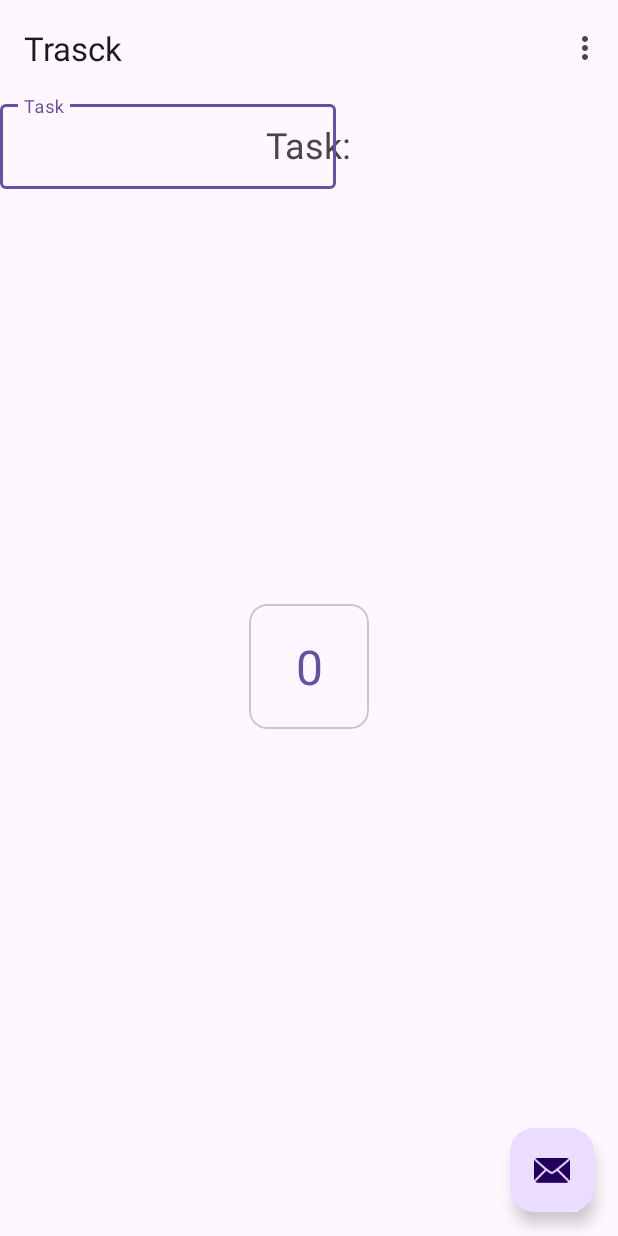
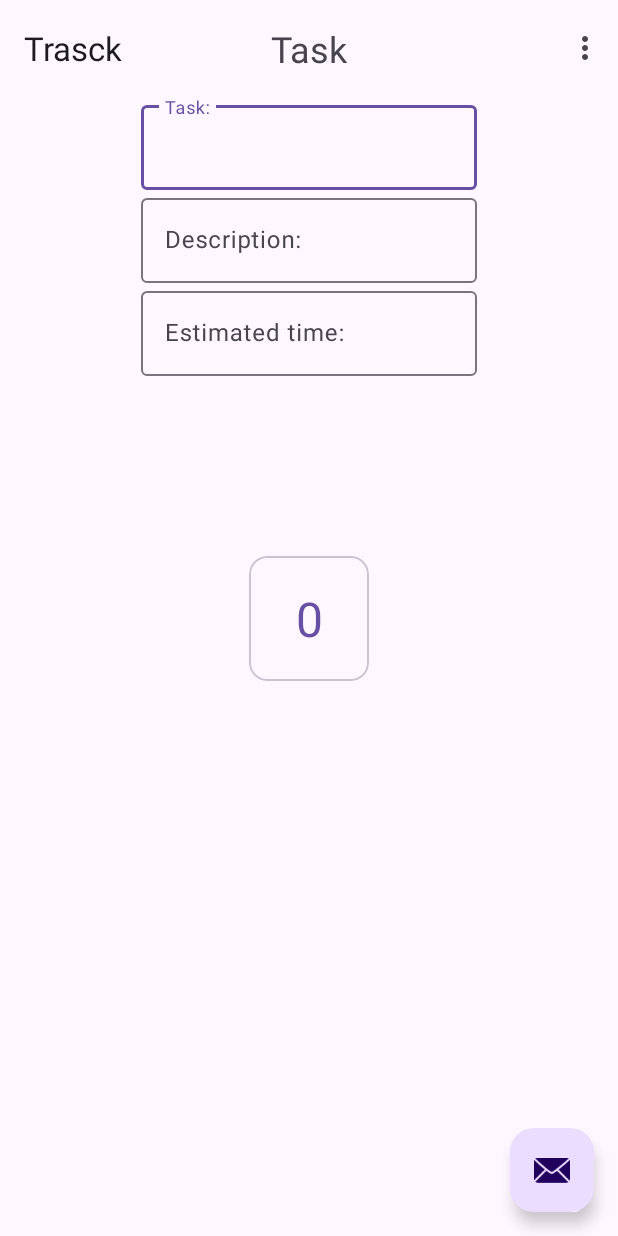
Before and after one commit to sbleier/Trask, an Android app: the TaskActivity screen opened directly, with no data from a screen before it, on a phone screen of 412 x 824 dp. Run offline under Robolectric (Android 15) with nearby library versions, the phone set to English and light mode, and no system bars.

Commit message:
Merge branch 'main' of https://github.com/sbleier/Trasck

```diff
--- a/app/src/main/res/layout/content_task.xml
+++ b/app/src/main/res/layout/content_task.xml
@@ -1,39 +1,71 @@
 <?xml version="1.0" encoding="utf-8"?>
 <androidx.constraintlayout.widget.ConstraintLayout xmlns:android="http://schemas.android.com/apk/res/android"
     xmlns:app="http://schemas.android.com/apk/res-auto"
-    xmlns:tools="http://schemas.android.com/tools"
     android:id="@+id/content_task"
     android:layout_width="match_parent"
-    android:layout_height="match_parent"
-    app:layout_behavior="@string/appbar_scrolling_view_behavior">
+    android:layout_height="match_parent">
 
 
     <TextView
         android:id="@+id/taskTitle"
         android:layout_width="wrap_content"
         android:layout_height="wrap_content"
-        android:text="Task:"
+        android:text="Task"
         android:textSize="24sp"
         android:padding="16dp"
         app:layout_constraintTop_toTopOf="parent"
         app:layout_constraintStart_toStartOf="parent"
         app:layout_constraintEnd_toEndOf="parent" />
 
-    <com.google.android.material.textfield.TextInputLayout
-        android:id="@+id/taskText"
+        <com.google.android.material.textfield.TextInputLayout
+        android:id="@+id/taskInput"
         android:layout_width="wrap_content"
         android:layout_height="wrap_content"
-        android:hint="Task"
+        android:hint="Task:"
         android:layout_marginBottom="@dimen/standard_margin"
         android:minEms="12"
-        tools:ignore="MissingConstraints">
+        app:layout_constraintTop_toBottomOf="@+id/taskTitle"
+        app:layout_constraintStart_toStartOf="parent"
+        app:layout_constraintEnd_toEndOf="parent">
+        <com.google.android.material.textfield.TextInputEditText
+            android:layout_width="wrap_content"
+            android:layout_height="wrap_content"
+            android:inputType="text" />
+    </com.google.android.material.textfield.TextInputLayout>
+
+    <com.google.android.material.textfield.TextInputLayout
+        android:id="@+id/taskDescription"
+        android:layout_width="wrap_content"
+        android:layout_height="wrap_content"
+        android:hint="Description:"
+        android:layout_marginBottom="@dimen/standard_margin"
+        android:minEms="12"
+        app:layout_constraintTop_toBottomOf="@+id/taskInput"
+        app:layout_constraintStart_toStartOf="parent"
+        app:layout_constraintEnd_toEndOf="parent">
+
+        <com.google.android.material.textfield.TextInputEditText
+            android:layout_width="wrap_content"
+            android:layout_height="wrap_content"
+            android:inputType="text" />
+    </com.google.android.material.textfield.TextInputLayout>
+
+    <com.google.android.material.textfield.TextInputLayout
+        android:id="@+id/taskTime"
+        android:layout_width="wrap_content"
+        android:layout_height="wrap_content"
+        android:hint="Estimated time:"
+        android:layout_marginBottom="@dimen/standard_margin"
+        android:minEms="12"
+        app:layout_constraintTop_toBottomOf="@+id/taskDescription"
+        app:layout_constraintStart_toStartOf="parent"
+        app:layout_constraintEnd_toEndOf="parent">
 
         <com.google.android.material.textfield.TextInputEditText
 
-            android:id="@+id/et_height"
             android:layout_width="wrap_content"
             android:layout_height="wrap_content"
-            android:inputType="text" />
+            android:inputType="number" />
     </com.google.android.material.textfield.TextInputLayout>
 
 
--- a/app/src/main/res/mipmap-anydpi-v26/ic_launcher.xml
+++ b/app/src/main/res/mipmap-anydpi-v26/ic_launcher.xml
@@ -1,5 +1,5 @@
 <?xml version="1.0" encoding="utf-8"?>
 <adaptive-icon xmlns:android="http://schemas.android.com/apk/res/android">
     <background android:drawable="@color/ic_launcher_background"/>
-    <foreground android:drawable="@drawable/ic_launcher_foreground"/>
+    <foreground android:drawable="@mipmap/ic_launcher_foreground"/>
 </adaptive-icon>
--- a/app/src/main/res/mipmap-anydpi-v26/ic_launcher_round.xml
+++ b/app/src/main/res/mipmap-anydpi-v26/ic_launcher_round.xml
@@ -1,5 +1,5 @@
 <?xml version="1.0" encoding="utf-8"?>
 <adaptive-icon xmlns:android="http://schemas.android.com/apk/res/android">
     <background android:drawable="@color/ic_launcher_background"/>
-    <foreground android:drawable="@drawable/ic_launcher_foreground"/>
+    <foreground android:drawable="@mipmap/ic_launcher_foreground"/>
 </adaptive-icon>
```
Also changed, not shown: app/src/main/ic_launcher-playstore.png, app/src/main/res/mipmap-hdpi/ic_launcher.webp, app/src/main/res/mipmap-hdpi/ic_launcher_round.webp, app/src/main/res/mipmap-mdpi/ic_launcher.webp, app/src/main/res/mipmap-mdpi/ic_launcher_round.webp, app/src/main/res/mipmap-xhdpi/ic_launcher.webp, app/src/main/res/mipmap-xhdpi/ic_launcher_round.webp, app/src/main/res/mipmap-xxhdpi/ic_launcher.webp, app/src/main/res/mipmap-xxhdpi/ic_launcher_round.webp, app/src/main/res/mipmap-xxxhdpi/ic_launcher.webp, app/src/main/res/mipmap-xxxhdpi/ic_launcher_round.webp.
